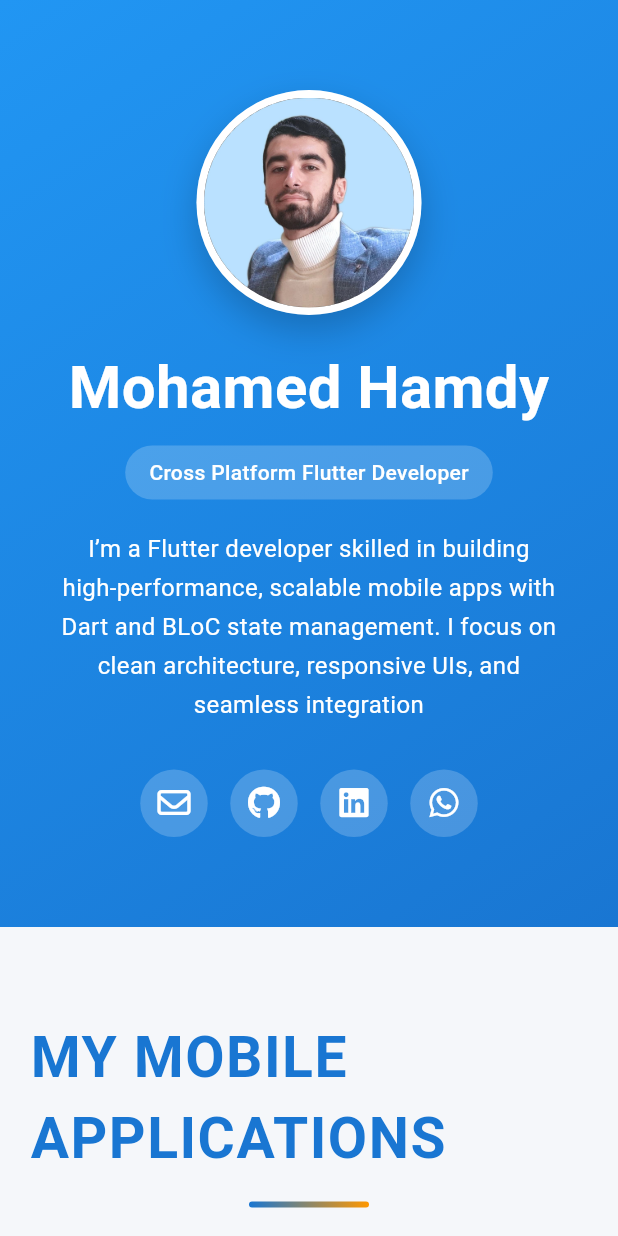
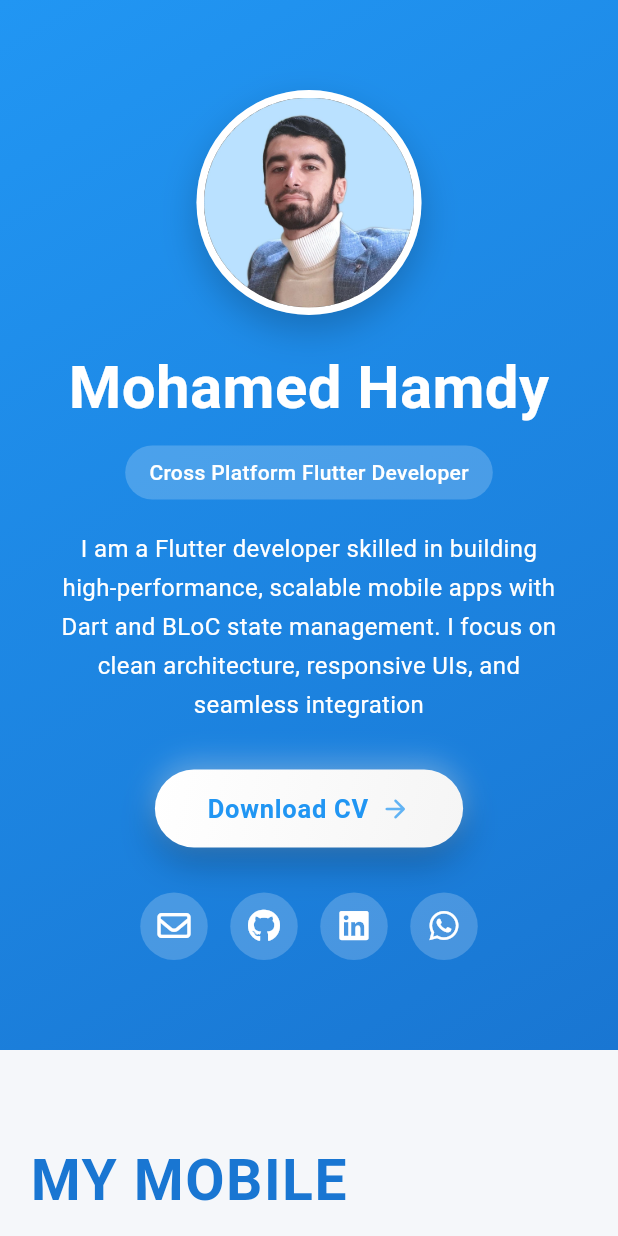
Before and after one commit to MohamedHamdySoftwareEngineer/MohamedHamdySoftwareEngineer.github.io, a Flutter app: the screen it shows after launch, on a phone screen of 412 x 824 dp. Run offline on Flutter 3.47's test engine with Material 3 defaults, Android fonts, the light colour scheme and no system bars; our stand-ins replace font_awesome_flutter, photo_view.

Commit message:
add button of downloading cv

```diff
--- a/lib/widgets/header_section.dart
+++ b/lib/widgets/header_section.dart
@@ -1,9 +1,22 @@
 import 'package:flutter/material.dart';
+import 'package:url_launcher/url_launcher.dart';
 import '../utils/constants.dart';
 import 'social_links.dart';
 
 class HeaderSection extends StatelessWidget {
   const HeaderSection({super.key});
+
+  Future<void> _downloadCV() async {
+    const cvUrl = 'https://drive.google.com/file/d/1axmseIndXjPW_fiSKQosACurOq4QMisE/view?usp=drive_link';
+
+    final Uri url = Uri.parse(cvUrl);
+
+    if (await canLaunchUrl(url)) {
+      await launchUrl(url, mode: LaunchMode.externalApplication);
+    } else {
+      debugPrint('Could not launch $cvUrl');
+    }
+  }
 
   @override
   Widget build(BuildContext context) {
@@ -85,7 +98,7 @@
               const Padding(
                 padding: EdgeInsets.symmetric(horizontal: 20),
                 child: Text(
-                  'I’m a Flutter developer skilled in building high-performance, scalable mobile apps with Dart and BLoC state management.'
+                  'I am a Flutter developer skilled in building high-performance, scalable mobile apps with Dart and BLoC state management.'
                   ' I focus on clean architecture, responsive UIs, and seamless integration',
                   textAlign: TextAlign.center,
                   style: TextStyle(
@@ -96,6 +109,9 @@
                 ),
               ),
               const SizedBox(height: 30),
+              // Download CV Button
+              downloadCVButton(),
+              const SizedBox(height: 30),
               // Social Links
               const SocialLinks(),
               const SizedBox(height: 40),
@@ -105,4 +121,67 @@
       ),
     );
   }
+
+  Container downloadCVButton() {
+    return Container(
+              decoration: BoxDecoration(
+                borderRadius: BorderRadius.circular(35),
+                gradient: const LinearGradient(
+                  colors: [Colors.white, Color(0xFFF5F5F5)],
+                  begin: Alignment.topLeft,
+                  end: Alignment.bottomRight,
+                ),
+                boxShadow: [
+                  BoxShadow(
+                    color: Colors.black.withOpacity(0.25),
+                    blurRadius: 20,
+                    offset: const Offset(0, 10),
+                    spreadRadius: 0,
+                  ),
+                  BoxShadow(
+                    color: Colors.white.withOpacity(0.3),
+                    blurRadius: 15,
+                    offset: const Offset(0, -5),
+                    spreadRadius: 0,
+                  ),
+                ],
+              ),
+              child: Material(
+                color: Colors.transparent,
+                child: InkWell(
+                  onTap: _downloadCV,
+                  borderRadius: BorderRadius.circular(35),
+                  splashColor: AppColors.primary.withOpacity(0.2),
+                  highlightColor: AppColors.primary.withOpacity(0.1),
+                  child: Container(
+                    padding: const EdgeInsets.symmetric(
+                      horizontal: 35,
+                      vertical: 14,
+                    ),
+                    child: Row(
+                      mainAxisSize: MainAxisSize.min,
+                      children: [
+
+                        const Text(
+                          'Download CV',
+                          style: TextStyle(
+                            fontSize: 17,
+                            fontWeight: FontWeight.w700,
+                            color: AppColors.primary,
+                            letterSpacing: 0.5,
+                          ),
+                        ),
+                        const SizedBox(width: 8),
+                        Icon(
+                          Icons.arrow_forward_rounded,
+                          color: AppColors.primary.withOpacity(0.7),
+                          size: 20,
+                        ),
+                      ],
+                    ),
+                  ),
+                ),
+              ),
+            );
+  }
 }
```
